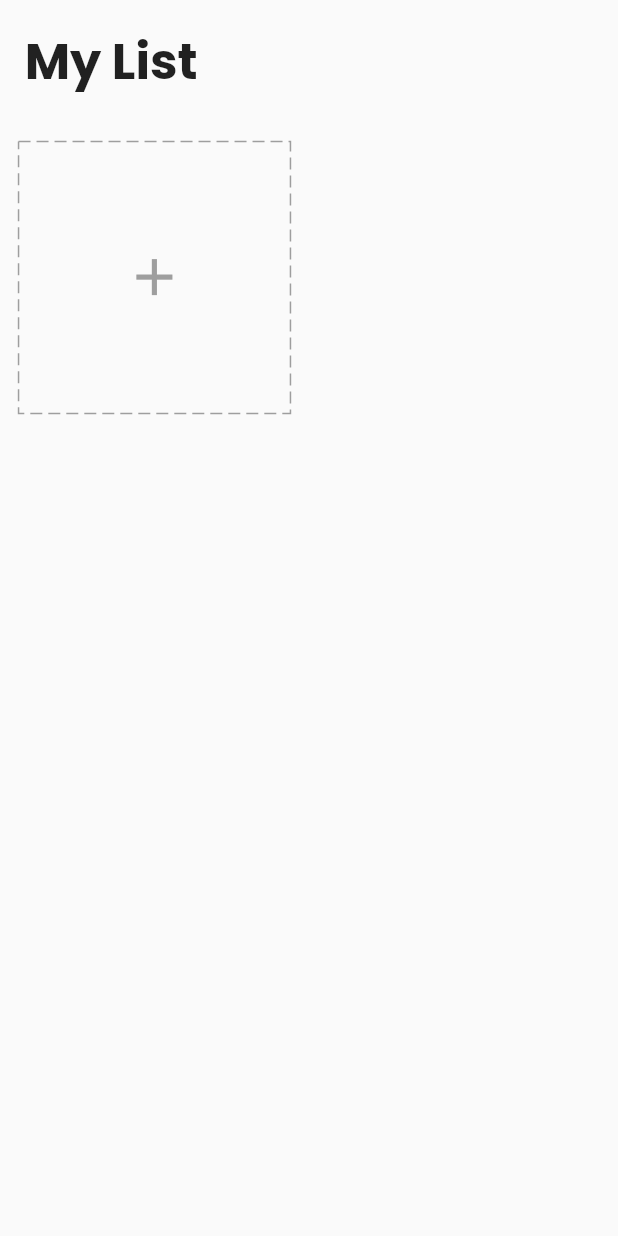
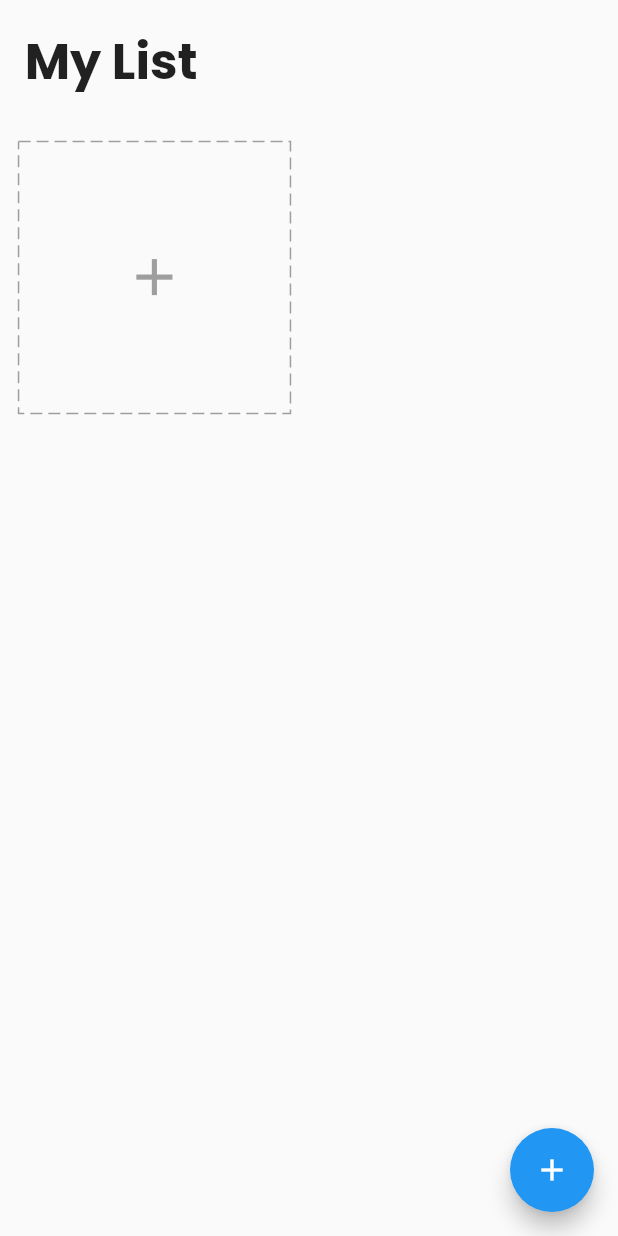
Before and after one commit to akromiafif/flutter_todo, a Flutter app: the screen it shows after launch, on a phone screen of 412 x 824 dp. Run offline on Flutter 3.47's test engine with Material 2 defaults, Android fonts, the phone set to English and light mode, and no system bars; drawn by our look-alikes of dotted_border; our stand-ins replace equatable, flutter_easyloading, get, get_storage, google_fonts, step_progress_indicator.

Commit message:
add draggabel and floating action button

```diff
--- a/lib/app/modules/home/views/home_view.dart
+++ b/lib/app/modules/home/views/home_view.dart
@@ -1,6 +1,8 @@
 import 'package:flutter/material.dart';
+import 'package:flutter_easyloading/flutter_easyloading.dart';
 import 'package:get/get.dart';
 import 'package:google_fonts/google_fonts.dart';
+import 'package:todoapp/app/data/models/task.dart';
 import 'package:todoapp/app/modules/home/widgets/add_card.dart';
 import 'package:todoapp/app/modules/home/widgets/task_card.dart';
 import '../controllers/home_controller.dart';
@@ -30,7 +32,22 @@ class HomeView extends GetView<HomeController> {
                 shrinkWrap: true,
                 physics: const ClampingScrollPhysics(),
                 children: [
-                  ...controller.tasks.map((e) => TaskCard(task: e)).toList(),
+                  ...controller.tasks
+                      .map(
+                        (e) => LongPressDraggable(
+                          data: e,
+                          onDragStarted: () => controller.changeDeleting(true),
+                          onDraggableCanceled: (_, __) =>
+                              controller.changeDeleting(false),
+                          onDragEnd: (_) => controller.changeDeleting(false),
+                          feedback: Opacity(
+                            opacity: 0.8,
+                            child: TaskCard(task: e),
+                          ),
+                          child: TaskCard(task: e),
+                        ),
+                      )
+                      .toList(),
                   AddCard(),
                 ],
               ),
@@ -38,6 +55,22 @@ class HomeView extends GetView<HomeController> {
           ],
         ),
       ),
+      floatingActionButton: DragTarget(
+        builder: (_, __, ___) {
+          return Obx(
+            () => FloatingActionButton(
+              backgroundColor:
+                  controller.deleting.value ? Colors.red : Colors.blue,
+              onPressed: () {},
+              child: Icon(controller.deleting.value ? Icons.delete : Icons.add),
+            ),
+          );
+        },
+        onAccept: (Task task) {
+          controller.deleteTask(task);
+          EasyLoading.showSuccess('Delete Success');
+        },
+      ),
     );
   }
 }
```
Also changed, not shown: lib/app/modules/home/controllers/home_controller.dart (+9 -0 lines).
